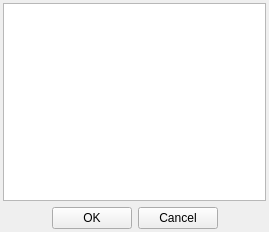
First picture: the form in plugins/icq/notewidget.ui, repository Winand/mqutim, before the edit.
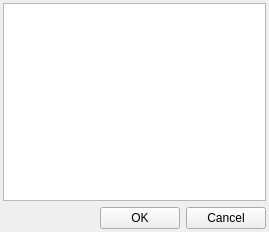
Second picture: the form after the edit. Icons and pictures are not drawn.

Diff of the .ui file:
```diff
--- a/plugins/icq/notewidget.ui
+++ b/plugins/icq/notewidget.ui
@@ -60,27 +60,12 @@
        </property>
       </widget>
      </item>
-     <item>
-      <spacer name="horizontalSpacer_2" >
-       <property name="orientation" >
-        <enum>Qt::Horizontal</enum>
-       </property>
-       <property name="sizeHint" stdset="0" >
-        <size>
-         <width>40</width>
-         <height>20</height>
-        </size>
-       </property>
-      </spacer>
-     </item>
     </layout>
    </item>
   </layout>
  </widget>
- <layoutdefault spacing="6" margin="11" />
- <resources>
-  <include location="../../qutim.qrc" />
- </resources>
+ <layoutdefault spacing="6" margin="11"/>
+ <resources/>
  <connections>
   <connection>
    <sender>cancelButton</sender>
```
Left out of the diff: 51 changed lines with no effect on the pictures.
